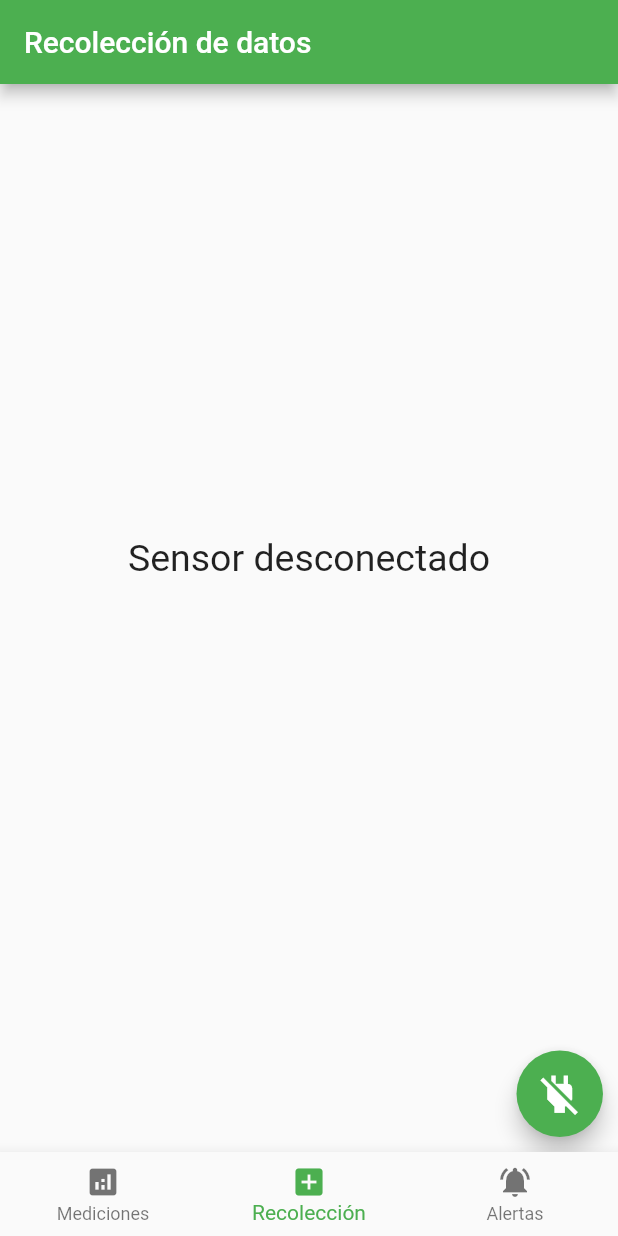
After one commit to LeonelCamposM/LoraMonitor, a Flutter app: the screen it shows after launch, item 2 of the bottom bar chosen, after a tap on the "power off" icon, on a phone screen of 412 x 824 dp. The commit adds this screen. Run offline on Flutter 3.47's test engine with Material 2 defaults, Android fonts, the light colour scheme and no system bars; our stand-ins replace cloud_firestore, firebase_core, google_fonts, syncfusion_flutter_charts; missing offline and left inert: app_settings; accounts and stored records are empty; generated files the repository leaves out were written again; network calls fail; project files that could hold a hidden picture were left out.

Commit message:
Add ap sensor connection

```diff
--- /dev/null
+++ b/lora_monitor/lib/presentation/ap_sensor/ap_sensor_repo.dart
@@ -0,0 +1,170 @@
+import 'dart:async';
+import 'dart:convert';
+import 'dart:io';
+import 'package:http/http.dart' as http;
+import 'package:app_settings/app_settings.dart';
+import 'package:flutter/material.dart';
+import 'package:lora_monitor/presentation/ap_sensor/connected_dashboard.dart';
+import 'package:lora_monitor/presentation/ap_sensor/disconnected_dashboard.dart';
+import 'package:lora_monitor/presentation/core/size_config.dart';
+
+import 'package:lora_monitor/domain/measure.dart';
+
+
+
+// ignore: must_be_immutable
+class APSensorRepo extends StatefulWidget {
+  const APSensorRepo({Key? key}) : super(key: key);
+
+  @override
+  State<APSensorRepo> createState() => APSensorMeasureRepoState();
+}
+
+class APSensorMeasureRepoState extends State<APSensorRepo> {
+  Timer? timer;
+  bool conected = false;
+  int counter = 0;
+
+  Future<List<Measure>> getNewMeasures() async {
+    List<String> messages = [];
+    var httpClient = HttpClient();
+    var request =
+        await httpClient.getUrl(Uri.parse('http://192.168.1.22:80/getAllData'));
+    var response = await request.close();
+    await for (var line
+        in response.transform(utf8.decoder).transform(const LineSplitter())) {
+      messages.add(line);
+    }
+    httpClient.close();
+
+    List<Measure> measures = [];
+    for (var message in messages) {
+      message = message.replaceAll(";", "");
+      Map map = jsonDecode(message);
+      Measure measure = Measure.fromJson(map);
+      measures.add(measure);
+    }
+    if (measures.isNotEmpty) {
+      print(measures.last);
+      //addLastMeasure(measures.last);
+    }
+    return measures;
+  }
+
+  void sendDeleteData() async {
+    try {
+      final response = await http.get(
+        Uri.parse('http://192.168.1.22:80/deleteAllData'),
+      );
+      if (response.statusCode == 200) {
+        print("data deleted");
+      }
+    } catch (e) {
+      print("catch");
+      print(e);
+    }
+  }
+
+  void getUpdatedValue() async {
+    try {
+      final response = await http
+          .get(
+        Uri.parse('http://192.168.1.22:80/getName'),
+      )
+          .timeout(
+        const Duration(seconds: 5),
+        onTimeout: () {
+          // Time has run out, do what you wanted to do.
+          return http.Response(
+              'Error', 408); // Request Timeout response status code
+        },
+      );
+      if (response.statusCode == 200) {
+        setState(() {
+          counter = 0;
+          conected = true;
+        });
+      } else {
+        counter += 1;
+        if (counter > 5) {
+          setState(() {
+            conected = false;
+          });
+        }
+      }
+    } catch (e) {
+      counter += 1;
+      if (counter > 5) {
+        setState(() {
+          conected = false;
+        });
+      }
+    }
+  }
+
+  @override
+  void setState(fn) {
+    if (mounted) {
+      super.setState(fn);
+    }
+  }
+
+  @override
+  void initState() {
+    getUpdatedValue();
+    //getNewMeasures();
+    super.initState();
+    timer = Timer.periodic(
+        const Duration(seconds: 1), (Timer t) => getUpdatedValue());
+  }
+
+  @override
+  void dispose() {
+    timer?.cancel();
+    super.dispose();
+  }
+
+  @override
+  Widget build(BuildContext context) {
+    return Column(
+      mainAxisAlignment: MainAxisAlignment.spaceBetween,
+      children: [
+        const SizedBox(
+          height: 10,
+        ),
+         conected == true
+            ? const ConnectedDashboard()
+            : const DisconnectedDashboard(),
+        Padding(
+          padding: const EdgeInsets.all(10),
+          child: Row(
+            mainAxisAlignment: MainAxisAlignment.end,
+            children: [
+              Column(
+                children: [
+                  SizedBox(
+                    height: SizeConfig.blockSizeHorizontal * 3,
+                  ),
+                  SizedBox(
+                    width: SizeConfig.blockSizeHorizontal * 14,
+                    height: SizeConfig.blockSizeHorizontal * 14,
+                    child: FloatingActionButton(
+                      onPressed: (() => {
+                            AppSettings.openWIFISettings(callback: () {}),
+                          }),
+                      child: Icon(
+                        size: SizeConfig.blockSizeHorizontal * 8,
+                        conected == false ? Icons.power_off : Icons.power,
+                        color: Colors.white,
+                      ),
+                    ),
+                  ),
+                ],
+              ),
+            ],
+          ),
+        ),
+      ],
+    );
+  }
+}
--- /dev/null
+++ b/lora_monitor/lib/presentation/ap_sensor/disconnected_dashboard.dart
@@ -0,0 +1,41 @@
+import 'package:flutter/material.dart';
+import 'package:lora_monitor/presentation/core/size_config.dart';
+import 'package:lora_monitor/presentation/core/text.dart';
+
+class DisconnectedDashboard extends StatelessWidget {
+  const DisconnectedDashboard({super.key});
+
+  @override
+  Widget build(BuildContext context) {
+    return Column(
+      mainAxisAlignment: MainAxisAlignment.spaceBetween,
+      children: [
+        Row(
+          mainAxisAlignment: MainAxisAlignment.spaceBetween,
+          children: [
+            SizedBox(
+              height: SizeConfig.blockSizeVertical * 10,
+            ),
+            Column(
+              crossAxisAlignment: CrossAxisAlignment.center,
+              children: [
+                Column(
+                  children: [
+                    getTitleText("Sensor desconectado", false),
+                  ],
+                )
+              ],
+            ),
+            SizeConfig.blockSizeVertical <= 8.1
+                ? SizedBox(
+                    height: SizeConfig.blockSizeVertical * 65,
+                  )
+                : SizedBox(
+                    height: SizeConfig.blockSizeVertical * 70,
+                  ),
+          ],
+        ),
+      ],
+    );
+  }
+}
--- a/lora_monitor/lib/presentation/home.dart
+++ b/lora_monitor/lib/presentation/home.dart
@@ -1,6 +1,7 @@
 import 'package:flutter/material.dart';
 import 'package:lora_monitor/infraestructure/dashboard/dashboard_stream.dart';
 import 'package:lora_monitor/infraestructure/settings/user_limits_stream.dart';
+import 'package:lora_monitor/presentation/ap_sensor/ap_sensor_repo.dart';
 import 'package:lora_monitor/presentation/chart/chart_view.dart';
 import 'core/size_config.dart';
 
@@ -94,8 +95,8 @@ class MyHomePageState extends State<MyHomePage> {
         break;
       case NavigationState.measures:
         changeTitle("Recolección de datos");
-        currentPage = const Text("home");
-        //currentPage = const APSensorRepo();
+        //currentPage = const Text("home");
+        currentPage = const APSensorRepo();
         break;
     }
 
--- a/lora_monitor/pubspec.yaml
+++ b/lora_monitor/pubspec.yaml
@@ -35,8 +35,10 @@ dependencies:
   firebase_core: ^2.9.0
   intl: ^0.18.0
   cloud_firestore: ^4.5.0
+  http: ^0.13.5
   google_fonts: ^4.0.3
   syncfusion_flutter_charts: ^21.1.38
+  app_settings: ^4.2.0
 
 dev_dependencies:
   flutter_test:
```
Also changed, not shown: lora_monitor/lib/infraestructure/chart_repo.dart (+14 -0 lines), lora_monitor/lib/presentation/ap_sensor/connected_dashboard.dart (added, +190 -0 lines), lora_monitor/pubspec.lock.
